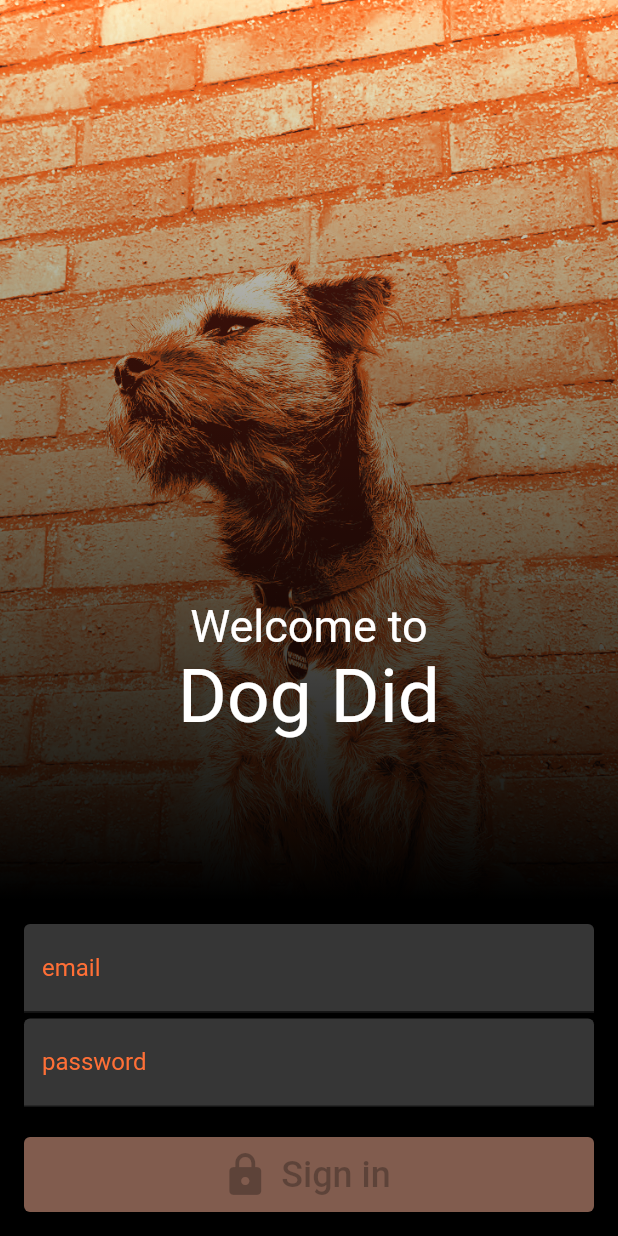
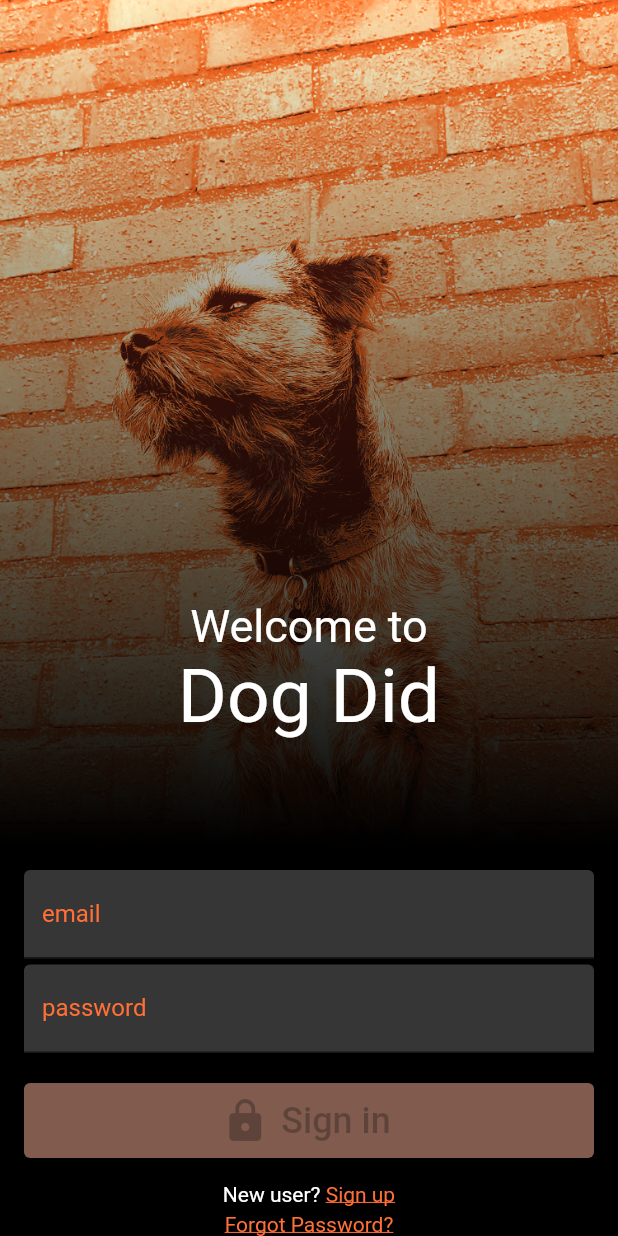
Before and after one commit to YellowHyena/dog_did, a Flutter app: the screen it shows after launch, on a phone screen of 412 x 824 dp. Run offline on Flutter 3.47's test engine with Material 2 defaults, Android fonts, the phone set to English and light mode, and no system bars; our stand-ins replace cloud_firestore, email_validator, firebase_auth, firebase_core, google_fonts; accounts and stored records are empty.

Commit message:
bunch a stuff really

```diff
--- /dev/null
+++ b/lib/Screens/login/login_container_template.dart
@@ -0,0 +1,24 @@
+import 'package:flutter/material.dart';
+
+class LoginContainerTemplate extends StatelessWidget {
+  final dynamic children;
+
+  LoginContainerTemplate({
+    Key? key,
+    this.children,
+  }) : super(key: key);
+
+  final appBar = AppBar(title: const Text("data"));
+  @override
+  Widget build(BuildContext context) {
+    return Scaffold(
+      backgroundColor: Colors.black,
+      body: LayoutBuilder(
+        builder: (context, constraints) => Column(
+          mainAxisSize: MainAxisSize.max,
+          children: children,
+        ),
+      ),
+    );
+  }
+}
--- a/lib/Screens/login/login_form.dart
+++ b/lib/Screens/login/login_form.dart
@@ -1,6 +1,9 @@
+import 'package:dog_did/screens/login/login_form_container.dart';
+import 'package:dog_did/utils.dart';
+import 'package:dog_did/main.dart';
+import 'package:email_validator/email_validator.dart';
 import 'package:firebase_auth/firebase_auth.dart';
 import 'package:flutter/material.dart';
-
 import 'login_textfield.dart';
 
 class LoginForm extends StatefulWidget {
@@ -10,22 +13,33 @@ class LoginForm extends StatefulWidget {
 }
 
 class _LoginFormState extends State<LoginForm> {
-  Future signIn() async => await FirebaseAuth.instance.signInWithEmailAndPassword(email: emailController.text.trim(), password: passwordController.text.trim());
-  bool _enabledBtn = false;
-  final buttonEnabledColor = const Color.fromARGB(255, 255, 111, 54);
-  final buttonDisabledColor = const Color.fromARGB(255, 129, 92, 78);
-  var buttonColor = const Color.fromARGB(255, 129, 92, 78);
+  Future signIn() async {
+    Utils.loading(context);
+    try {
+      await FirebaseAuth.instance.signInWithEmailAndPassword(email: emailController.text.trim(), password: passwordController.text.trim());
+    } on FirebaseAuthException catch (e) {
+      if (e.message != null) Utils.showSnackBar(e.message.toString());
+    }
+    navigatorKey.currentState!.popUntil((route) => route.isFirst);
+  }
+
+  bool _btnIsEnabled = false;
   final emailController = TextEditingController();
   final passwordController = TextEditingController();
   final _formKey = GlobalKey<FormState>();
 
-  dialogPopUp() {
-    showDialog(
-        context: context,
-        builder: (BuildContext context) {
-          return AlertDialog(title: const Text('Error änna'), content: const Text('That user does not exist. Please check each field for errors'), actions: <Widget>[FloatingActionButton(onPressed: () => Navigator.of(context).pop())]);
-        });
-  }
+  // dialogPopUp() {
+  //   showDialog(
+  //     context: context,
+  //     builder: (BuildContext context) {
+  //       return AlertDialog(
+  //         title: const Text('Error änna'),
+  //         content: const Text('That user does not exist. Please check each field for errors'),
+  //         actions: <Widget>[FloatingActionButton(onPressed: () => Navigator.of(context).pop())],
+  //       );
+  //     },
+  //   );
+  // }
 
   @override
   void dispose() {
@@ -45,58 +59,20 @@ class _LoginFormState extends State<LoginForm> {
     });
   }
 
-  void checkButtonValidation(String? string) {
-    _formKey.currentState!.validate()
-        ? setState(() {
-            _enabledBtn = true;
-          })
-        : setState(() {
-            _enabledBtn = false;
-          });
-  }
+  void checkButtonValidation(String? string) => _formKey.currentState!.validate() ? setState(() => _btnIsEnabled = true) : setState(() => _btnIsEnabled = false);
 
   void validateAndSignIn() => _formKey.currentState!.validate() ? signIn() : null;
 
-  String? validateEmail(String? fieldValue) {
-    if (fieldValue!.isEmpty) return 'Email cannot be empty';
-    if (!fieldValue.contains('@')) return 'Email must contain "@"';
-    if (!fieldValue.contains('.')) return 'Email must contain "."';
-    return null;
-  }
-
-  String? validatePassword(String? fieldValue) {
-    if (fieldValue!.isEmpty) {
-      // setState(() {
-      //   _enabledBtn = false;
-      // });
-    }
-
-    if (fieldValue.length < 6) {
-      // setState(() {
-      //   _enabledBtn = false;
-      // });
-
-      return 'Password must be longer than 6 symbols';
-    }
-    // setState(() {
-    //   _enabledBtn = true;
-    // });
-    return null;
-  }
-
   @override
   Widget build(BuildContext context) {
-    return Padding(
-      padding: const EdgeInsets.all(16),
-      child: Form(
-        key: _formKey,
-        child: Column(
-          mainAxisAlignment: MainAxisAlignment.center,
+    final theme = Theme.of(context).colorScheme;
+
+    return LoginFormContainer(
       children: [
         LoginWidgetTextField(
           controller: emailController,
           labelText: 'email',
-              validator: validateEmail,
+          validator: (email) => email != null && !EmailValidator.validate(email) ? 'Enter a valid email' : null,
           buttoncheck: checkButtonValidation,
         ),
         const SizedBox(height: 4),
@@ -104,24 +80,22 @@ class _LoginFormState extends State<LoginForm> {
           controller: passwordController,
           labelText: 'password',
           obscureText: true,
-              validator: validatePassword,
+          validator: (password) => password!.length < 6 ? 'Password must be at least 6 characters' : null,
           buttoncheck: checkButtonValidation,
         ),
         const SizedBox(
           height: 20,
         ),
         ElevatedButton.icon(
-              style: ElevatedButton.styleFrom(minimumSize: const Size.fromHeight(50), backgroundColor: _enabledBtn ? buttonEnabledColor : buttonDisabledColor, disabledBackgroundColor: buttonDisabledColor),
-              icon: _enabledBtn ? const Icon(Icons.lock_open_rounded, size: 32) : const Icon(Icons.lock_rounded, size: 32),
+          style: ElevatedButton.styleFrom(minimumSize: const Size.fromHeight(50), backgroundColor: _btnIsEnabled ? theme.primary : theme.inversePrimary, disabledBackgroundColor: theme.inversePrimary),
+          icon: _btnIsEnabled ? const Icon(Icons.lock_open_rounded, size: 32) : const Icon(Icons.lock_rounded, size: 32),
           label: const Text(
             'Sign in',
             style: TextStyle(fontSize: 24),
           ),
-              onPressed: _enabledBtn ? validateAndSignIn : null,
+          onPressed: _btnIsEnabled ? validateAndSignIn : null,
         )
       ],
-        ),
-      ),
     );
   }
 }
--- /dev/null
+++ b/lib/Screens/login/login_form_container.dart
@@ -0,0 +1,23 @@
+import 'package:flutter/material.dart';
+import 'package:flutter/src/widgets/container.dart';
+import 'package:flutter/src/widgets/framework.dart';
+
+class LoginFormContainer extends StatelessWidget {
+  LoginFormContainer({super.key, required this.children});
+  final dynamic children;
+  final _formKey = GlobalKey<FormState>();
+
+  @override
+  Widget build(BuildContext context) {
+    return Padding(
+      padding: const EdgeInsets.all(16),
+      child: Form(
+        key: _formKey,
+        child: Column(
+          mainAxisAlignment: MainAxisAlignment.center,
+          children: children,
+        ),
+      ),
+    );
+  }
+}
--- a/lib/Screens/login/login_page.dart
+++ b/lib/Screens/login/login_page.dart
@@ -1,13 +1,20 @@
-import 'dart:ui';
+import 'package:dog_did/screens/login/login_container_template.dart';
+import 'package:flutter/gestures.dart';
 import 'package:flutter/material.dart';
-import 'package:google_fonts/google_fonts.dart';
+import '../forgot_password/forgot_password_page.dart';
+import 'login_background.dart';
 import 'login_form.dart';
 
 //https://www.youtube.com/watch?v=4vKiJZNPhss thanks!
 //https://stackoverflow.com/a/66820328 thanks!
 
 class LoginPage extends StatefulWidget {
-  const LoginPage({super.key});
+  final VoidCallback onClickSignUp;
+
+  const LoginPage({
+    Key? key,
+    required this.onClickSignUp,
+  }) : super(key: key);
 
   @override
   State<LoginPage> createState() => _LoginPageState();
@@ -15,42 +22,32 @@ class LoginPage extends StatefulWidget {
 
 class _LoginPageState extends State<LoginPage> {
   @override
-  Widget build(BuildContext context) => Scaffold(
-        backgroundColor: Colors.black,
-        body: LayoutBuilder(
-          builder: (context, constraints) => Column(
-            mainAxisSize: MainAxisSize.max,
-            children: [
-              Expanded(
-                child: ClipRect(
-                  child: Stack(
-                    fit: StackFit.expand,
-                    alignment: Alignment.topCenter,
-                    children: [
-                      ImageFiltered(imageFilter: ImageFilter.blur(), child: Image.asset('assets/images/LoginDog.jpg', fit: BoxFit.cover)),
-                      Container(decoration: const BoxDecoration(gradient: LinearGradient(colors: [Colors.black, Colors.transparent], begin: Alignment.bottomCenter, end: Alignment.topCenter))),
-                      Padding(
-                        padding: EdgeInsets.only(top: 400),
-                        child: Column(
-                          children: [
-                            Text(
-                              'Welcome to',
-                              style: GoogleFonts.fuzzyBubbles(textStyle: const TextStyle(fontSize: 30, color: Colors.white)),
-                            ),
-                            Text(
-                              'Dog Did',
-                              style: GoogleFonts.fuzzyBubbles(textStyle: const TextStyle(fontSize: 50, color: Colors.white)),
-                            ),
-                          ],
-                        ),
-                      )
-                    ],
-                  ),
+  Widget build(BuildContext context) => LoginContainerTemplate(
+        children: [
+          const LoginBackground(),
+          const LoginForm(),
+          RichText(
+            text: TextSpan(
+              style: const TextStyle(color: Colors.white),
+              text: 'New user? ',
+              children: [
+                TextSpan(
+                  recognizer: TapGestureRecognizer()..onTap = widget.onClickSignUp,
+                  text: 'Sign up',
+                  style: TextStyle(decoration: TextDecoration.underline, color: Theme.of(context).colorScheme.primary),
                 ),
+              ],
+            ),
+          ),
+          const SizedBox(
+            height: 4,
+          ),
+          GestureDetector(
+              child: Text(
+                'Forgot Password?',
+                style: TextStyle(decoration: TextDecoration.underline, color: Theme.of(context).colorScheme.primary),
               ),
-              const LoginForm(),
-            ],
-          ),
-        ),
+              onTap: () => Navigator.of(context).push(MaterialPageRoute(builder: (context) => const ForgotPasswordPage())))
+        ],
       );
 }
```
Also changed, not shown: lib/Screens/home/home_page.dart (+20 -3 lines), lib/Screens/home/widgets/schedule.dart (+20 -20 lines). Lines whose indentation alone changed are shown as unchanged.
